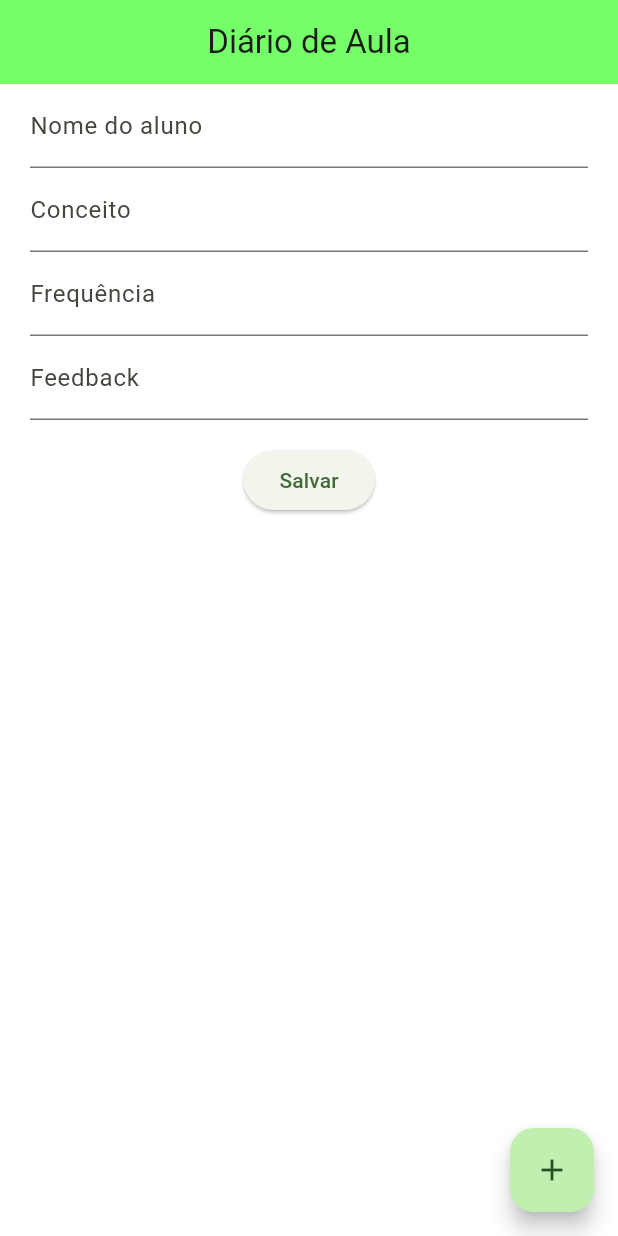
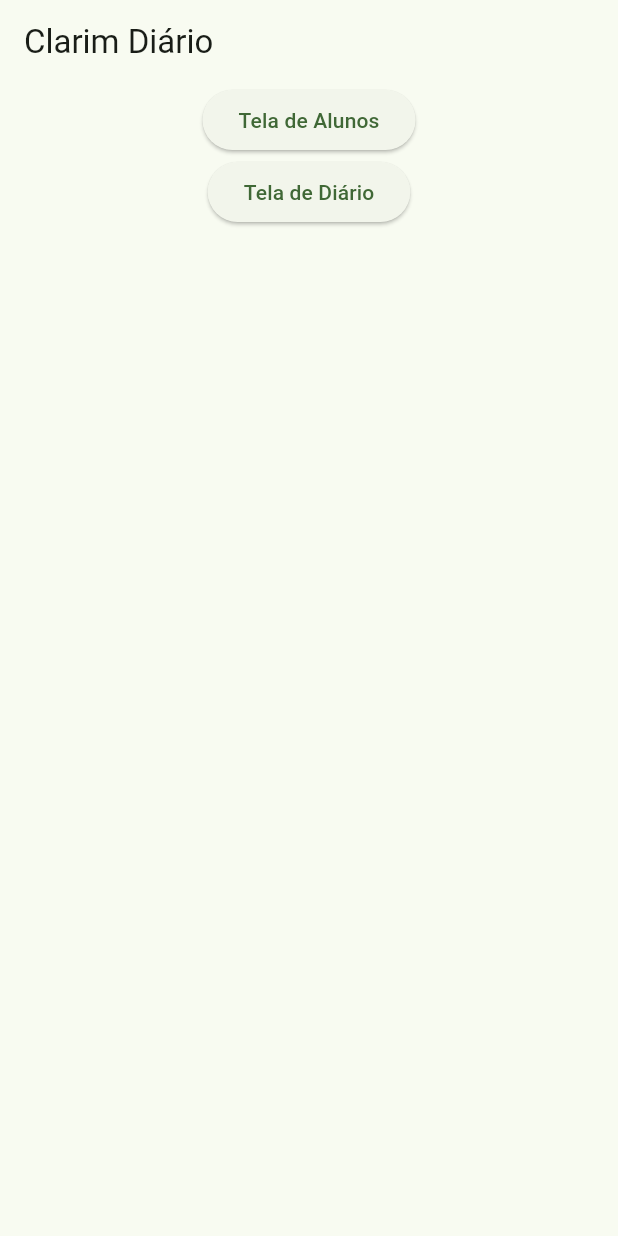
Before and after one commit to magalhaesmth/clarim_diario, a Flutter app: the screen it shows after launch, on a phone screen of 412 x 824 dp. Run offline on Flutter 3.47's test engine with Material 2 defaults, Android fonts, the phone set to English and light mode, and no system bars; our stand-ins replace sqflite; accounts and stored records are empty.

Commit message:
Iniciando fluxo de telas Co-authored-by: Francisco Gabriel Cavalcante Candido <fg.14.cavalcandido@gmail.com> Co-authored-by: EduardoDfds <odraudsaiddfs@gmail.com> Co-authored-by: Andrey <andreybr2002@hotmail.com>

```diff
--- a/lib/src/core/entity/diario_aula.dart
+++ b/lib/src/core/entity/diario_aula.dart
@@ -4,6 +4,8 @@ class DiarioAula {
     late dynamic id;
     late Professor professor;
     late String conteudo;
-    late String observacoes;
+    late String? observacoes ;
     late DateTime data;
+
+    DiarioAula({this.id, this.observacoes, required this.professor, required this.conteudo, required this.data});
 }
--- a/lib/src/core/sqflite/dao/dao_professor.dart
+++ b/lib/src/core/sqflite/dao/dao_professor.dart
@@ -3,14 +3,14 @@ import 'package:clarim_diario/src/core/sqflite/banco.dart';
 import 'package:sqflite/sqflite.dart';
 
 class DaoProfessor {
-  Future<bool> salvarAluno(Professor professor) async {
+  Future<bool> salvarProfessor(Professor professor) async {
     Database db = await Conexao.abrirConexao();
     const sql = 'INSERT INTO professor (nome) VALUES (?)';
     var linhasAfetadas = await db.rawInsert(sql, [professor.nome]);
     return linhasAfetadas > 0;
   }
 
-  Future<Professor> consultarAluno(int id) async {
+  Future<Professor> consultarProfessor(int id) async {
     late Database db;
     try {
       const sql = "SELECT * FROM professor WHERE id=?";
@@ -25,7 +25,7 @@ class DaoProfessor {
     } finally {}
   }
 
-  Future<List<Professor>> listarAlunoss() async {
+  Future<List<Professor>> listarProfessores() async {
     late Database db;
     try {
       const sql = 'SELECT * FROM professor';
--- a/lib/src/ui/my_app.dart
+++ b/lib/src/ui/my_app.dart
@@ -1,11 +1,9 @@
-import 'package:clarim_diario/src/ui/form.dart';
-import 'package:clarim_diario/src/ui/home_page.dart';
+import 'package:clarim_diario/src/ui/tela_inicial.dart';
 import 'package:flutter/material.dart';
 
 class MyApp extends StatelessWidget {
   const MyApp({super.key});
 
-  // This widget is the root of your application.
   @override
   Widget build(BuildContext context) {
     return MaterialApp(
@@ -13,10 +11,10 @@ class MyApp extends StatelessWidget {
       title: 'Diario de Aula',
       theme: ThemeData(
         colorScheme: ColorScheme.fromSeed(
-            seedColor: Color.fromARGB(255, 0, 255, 0)),
+            seedColor: const Color.fromARGB(255, 0, 255, 0)),
         useMaterial3: true,
       ),
-      home: const FormDiario(),
+      home: const TelaInicial(),
     );
   }
 }
--- /dev/null
+++ b/lib/src/ui/tela_inicial.dart
@@ -0,0 +1,49 @@
+import 'package:clarim_diario/src/ui/cadastro_aluno.dart';
+import 'package:clarim_diario/src/ui/cadastro_diario.dart';
+import 'package:flutter/material.dart';
+
+class TelaInicial extends StatefulWidget {
+  const TelaInicial({super.key});
+
+  @override
+  State<TelaInicial> createState() => _TelaInicialState();
+}
+
+class _TelaInicialState extends State<TelaInicial> {
+  @override
+  Widget build(BuildContext context) {
+    return Scaffold(
+      appBar: AppBar(
+        title: const Text('Clarim Diário'),
+      ),
+      body: Center(
+        child: Column(
+          children: [
+            ElevatedButton(
+              onPressed: () {
+                Navigator.push(
+                  context,
+                  MaterialPageRoute(
+                    builder: (context) => const CadastroAluno(),
+                  ),
+                );
+              },
+              child: const Text('Tela de Alunos'),
+            ),
+            ElevatedButton(
+              onPressed: () {
+                Navigator.push(
+                  context,
+                  MaterialPageRoute(
+                    builder: (context) => const CadastroDiario(),
+                  ),
+                );
+              },
+              child: const Text('Tela de Diário'),
+            ),
+          ],
+        ),
+      ),
+    );
+  }
+}
--- a/pubspec.yaml
+++ b/pubspec.yaml
@@ -38,6 +38,7 @@ dependencies:
   sqflite: ^2.2.8+4
   sqflite_common_ffi: ^2.2.5
   path:
+  intl: ^0.18.1
 
 dev_dependencies:
   flutter_test:
```
Also changed, not shown: lib/src/core/service/aluno_service.dart (added, +9 -0 lines), lib/src/core/sqflite/dao/dao_diario.dart (added, +53 -0 lines), lib/src/ui/cadastro_aluno.dart (added, +74 -0 lines), lib/src/ui/cadastro_diario.dart (renamed from lib/src/ui/form.dart, +25 -6 lines), pubspec.lock.
